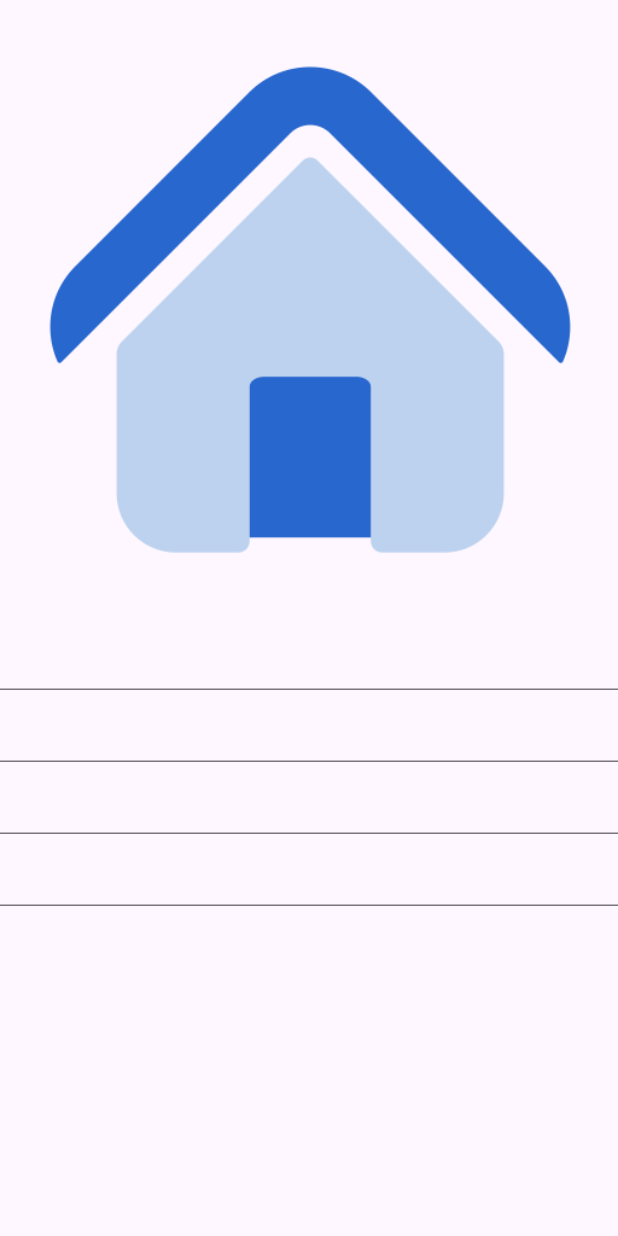
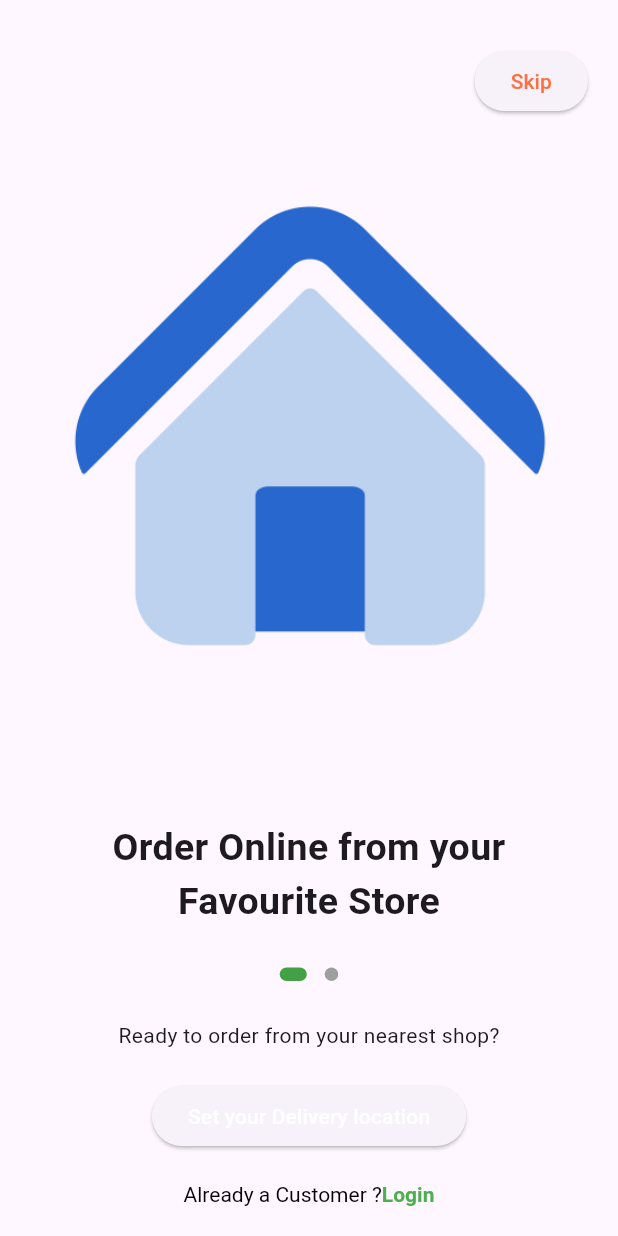
Before and after one commit to saaaaadc/groceryapp, a Flutter app: the screen it shows after launch, on a phone screen of 412 x 824 dp. Run offline on Flutter 3.47's test engine with Material 3 defaults, Android fonts, the phone set to English and light mode, and no system bars; drawn by our look-alikes of dots_indicator.

Commit message:
till home page design

```diff
--- /dev/null
+++ b/lib/constants.dart
@@ -0,0 +1,5 @@
+import 'package:flutter/cupertino.dart';
+
+const kPageViewTextStyle = TextStyle(
+  fontSize: 25,fontWeight: FontWeight.w700
+);
--- a/lib/main.dart
+++ b/lib/main.dart
@@ -1,7 +1,9 @@
 import 'dart:async';
 
 import 'package:flutter/material.dart';
+import 'package:groceryapp/onboard_screen.dart';
 import 'package:groceryapp/register_screen.dart';
+import 'package:groceryapp/welcomescreen.dart';
 import '';
 void main(){
   runApp(MyApp());
@@ -31,13 +33,21 @@ class _SplashScreenState extends State<SplashScreen> {
     Timer(
         Duration(
           seconds: 3
-        ), () { Navigator.pushReplacement(context, MaterialPageRoute(builder: (context) => RegisterScreen()));});
+        ), () { Navigator.pushReplacement(context, MaterialPageRoute(builder: (context) => WelcomeScreen()));});
     super.initState();
   }
   @override
   Widget build(BuildContext context) {
     return Scaffold(
-      body: Center(child: Image.asset('images/home-page-161.png')),
+      body: Center(
+        child: Column(
+          mainAxisSize: MainAxisSize.min,
+          children: [
+            Image.asset('images/home-page-161.png'),
+            Text("Grocery Store",style: TextStyle(fontSize: 15,fontWeight: FontWeight.bold),)
+          ],
+        ),
+      ),
     );
   }
 }
--- /dev/null
+++ b/lib/onboard_screen.dart
@@ -0,0 +1,73 @@
+import 'package:flutter/material.dart';
+import 'package:dots_indicator/dots_indicator.dart';
+import 'package:groceryapp/constants.dart';
+
+class OnBoardScreen extends StatefulWidget {
+  const OnBoardScreen({super.key});
+
+  @override
+  State<OnBoardScreen> createState() => _OnBoardScreenState();
+}
+
+final _controller = PageController(
+  initialPage: 0,
+);
+
+int _currentPage = 0;
+
+List<Widget> _pages=[
+  Column(
+    children: [
+      Expanded(
+        child: Image
+          (image: AssetImage("images/home-page-161.png")),
+      ),
+      Text("Order Online from your Favourite Store",style: kPageViewTextStyle,textAlign: TextAlign.center,)
+    ],
+  ),
+  Column(
+    children: [
+      Expanded(
+        child: Image
+          (image: AssetImage("images/202.9-location-service-icon-iconbunny.jpg")),
+      ),
+      Text("Set your delivery location",style: kPageViewTextStyle,textAlign: TextAlign.center,)
+    ],
+  ),
+
+];
+
+class _OnBoardScreenState extends State<OnBoardScreen> {
+  @override
+  Widget build(BuildContext context) {
+    return Column(
+      children: [
+        Expanded(
+          child: PageView(
+            controller: _controller,
+            children: _pages,
+            onPageChanged: (index) {
+              setState(() {
+                _currentPage = index;
+              });;
+            },
+          ),
+        ),
+        SizedBox(height: 20),
+        DotsIndicator(
+          dotsCount: _pages.length,
+          position: _currentPage,
+          decorator: DotsDecorator(
+              size: const Size.square(9.0),
+              activeSize: const Size(18.0, 9.0),
+              activeShape: RoundedRectangleBorder(borderRadius: BorderRadius.circular(5.0)),
+              activeColor: Colors.green[600]
+          ),
+        ),
+        SizedBox(height: 20,)
+      ],
+    );
+
+
+  }
+}
--- a/lib/register_screen.dart
+++ b/lib/register_screen.dart
@@ -6,15 +6,20 @@ class RegisterScreen extends StatelessWidget {
   Widget build(BuildContext context) {
     return Scaffold(
       body: Center(
+        child: Padding(
+          padding: const EdgeInsets.all(20.0),
           child: Column(
             children: [
-            Image(image: AssetImage("images/home-page-161.png")),
+             Hero(
+               tag: 'Logo',
+                 child: Image.asset("images/home-page-161.png")),
               TextField(),
               TextField(),
               TextField(),
-            TextField()
+              TextField(),
             ],
 
+          ),
         ),
       ),
     );
--- /dev/null
+++ b/lib/welcomescreen.dart
@@ -0,0 +1,53 @@
+import 'package:flutter/material.dart';
+import 'package:groceryapp/onboard_screen.dart';
+class WelcomeScreen extends StatelessWidget {
+  const WelcomeScreen({super.key});
+
+  @override
+  Widget build(BuildContext context) {
+    return Scaffold(
+      body: Padding(
+        padding: const EdgeInsets.all(20.0),
+        child: Stack(
+          children: [
+            Positioned(
+        right: 0.0,
+                top: 10.0,
+                child: ElevatedButton(
+                    child: Text("Skip",style: TextStyle(color: Colors.deepOrangeAccent),),
+                onPressed: (){}),
+            ),
+              Column(
+                children: [
+                  Expanded(
+                    child: OnBoardScreen(),
+                  ),
+                  Text("Ready to order from your nearest shop?"),
+                  SizedBox(height: 20),
+                  ElevatedButton(
+                    onPressed: () {},
+                    child: Text("Set your Delivery location",style: TextStyle(color: Colors.white),),
+                  ),
+                  SizedBox(height: 20),
+                  RichText(
+                    text: TextSpan(
+                      text: 'Already a Customer ?',
+                      style: TextStyle(color: Colors.black),
+                      children: [
+                        TextSpan(
+                          text: 'Login',
+                          style: TextStyle(fontWeight: FontWeight.bold, color: Colors.green),
+                        ),
+                      ],
+                    ),
+                  ),
+
+                ],
+              ),
+
+            ],
+        ),
+      ),
+    );
+  }
+}
--- a/pubspec.yaml
+++ b/pubspec.yaml
@@ -35,6 +35,7 @@ dependencies:
   # The following adds the Cupertino Icons font to your application.
   # Use with the CupertinoIcons class for iOS style icons.
   cupertino_icons: ^1.0.2
+  dots_indicator: ^3.0.0
 
 dev_dependencies:
   flutter_test:
@@ -60,7 +61,7 @@ flutter:
 
   # To add assets to your application, add an assets section, like this:
   assets:
-   - images/home-page-161.png
+   - images/
   #   - images/a_dot_ham.jpeg
 
   # An image asset can refer to one or more resolution-specific "variants", see
```
Also changed, not shown: images/202.9-location-service-icon-iconbunny.jpg (added), images/logo-of-online-grocery-store-115502010680odetsfarx.png (added), pubspec.lock. Lines whose indentation alone changed are shown as unchanged.
